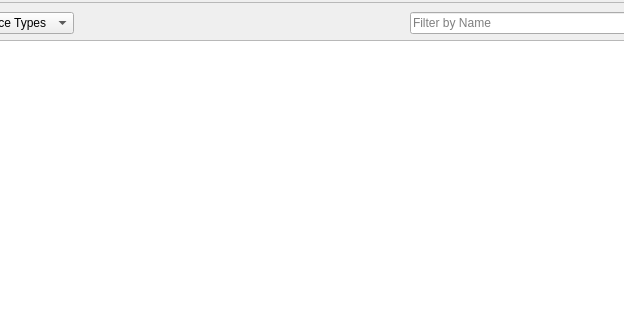
Before: the Qt Designer form Tools/Inspector/ResourceWidget.ui in ezEngine/ezEngine, drawn with Qt 5; both pictures show x 87 to 711 and y 0 to 320 of the 838 by 621 pixel window.
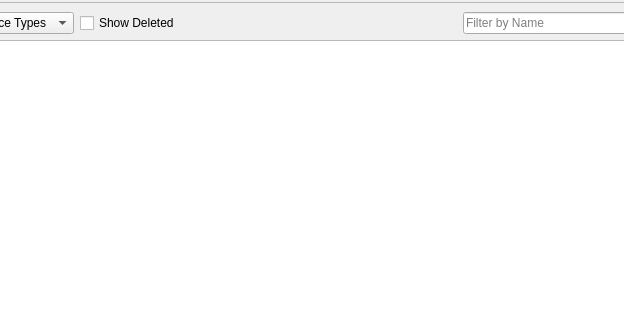
After: the same form once the commit is applied. Icons and pictures are not drawn.

Commit message: ezInspector Resource panel can now be filtered by type, name and deleted state.

Diff of the .ui file:
```diff
--- a/Tools/Inspector/ResourceWidget.ui
+++ b/Tools/Inspector/ResourceWidget.ui
@@ -94,6 +94,13 @@
            </item>
           </widget>
          </item>
+         <item>
+          <widget class="QCheckBox" name="CheckShowDeleted">
+           <property name="text">
+            <string>Show Deleted</string>
+           </property>
+          </widget>
+         </item>
          <item>
           <spacer name="horizontalSpacer">
            <property name="orientation">
```
Left out of the diff: 5 changed lines with no effect on the pictures. The commit also changes 4 other files.
